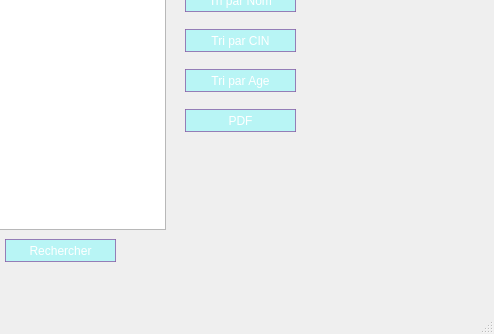
This is invite/mainwindow.ui in dina-boughanmi/projet-C- as Qt 5 draws it before an edit; both pictures show x 305 to 799 and y 107 to 441 of the 799 by 441 pixel window. The edited form follows.
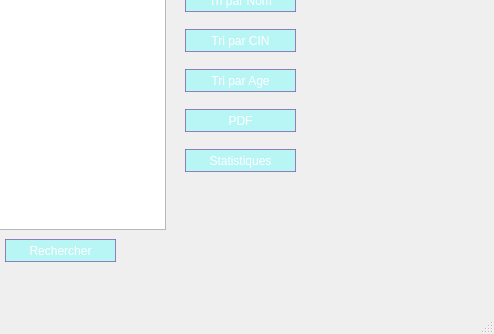
This is the edited form. Icons and pictures are not drawn.

Patch:
```diff
--- a/invite/mainwindow.ui
+++ b/invite/mainwindow.ui
@@ -511,6 +511,30 @@
          <string>CIN</string>
         </property>
        </widget>
+       <widget class="QPushButton" name="pushButton_18">
+        <property name="geometry">
+         <rect>
+          <x>430</x>
+          <y>190</y>
+          <width>111</width>
+          <height>23</height>
+         </rect>
+        </property>
+        <property name="styleSheet">
+         <string notr="true">QPushButton {
+	color: rgb(255, 255, 255);
+background-color:rgba(100, 255, 255,100);
+border-radius: 15px;
+border: 1px solid rgba(138, 93, 166,200);
+}
+QPushButton:hover {
+background-color: qlineargradient(spread:pad, x1:0, y1:0, x2:0, y2:1, stop:0 rgba(138, 93, 166,200), stop:1rgba(138, 93, 166,200));
+}</string>
+        </property>
+        <property name="text">
+         <string>Statistiques</string>
+        </property>
+       </widget>
       </widget>
       <widget class="QWidget" name="tab_3">
        <attribute name="title">
```
